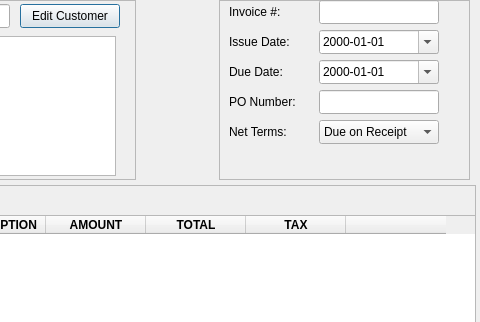
This is Qt Invoicing App/OSI-Invoicing/addinvoicedialog.ui in RyanPowellBeard/Portfolio as Qt 5 draws it before an edit; both pictures show x 255 to 735 and y 0 to 322 of the 735 by 495 pixel window. The edited form follows.
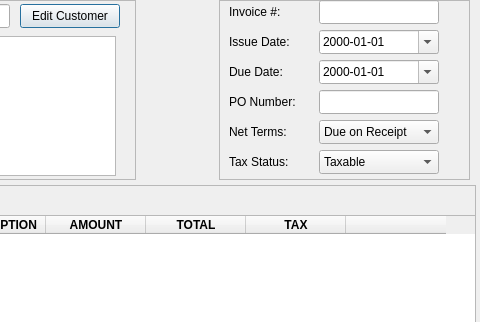
This is the edited form.

The edit to the form file:
```diff
--- a/Qt Invoicing App/OSI-Invoicing/addinvoicedialog.ui
+++ b/Qt Invoicing App/OSI-Invoicing/addinvoicedialog.ui
@@ -269,6 +269,42 @@
      </property>
     </item>
    </widget>
+   <widget class="QLabel" name="TaxStatus_Label">
+    <property name="geometry">
+     <rect>
+      <x>10</x>
+      <y>154</y>
+      <width>90</width>
+      <height>16</height>
+     </rect>
+    </property>
+    <property name="text">
+     <string>Tax Status:</string>
+    </property>
+    <property name="buddy">
+     <cstring>TaxStatus_ComboBox</cstring>
+    </property>
+   </widget>
+   <widget class="QComboBox" name="TaxStatus_ComboBox">
+    <property name="geometry">
+     <rect>
+      <x>100</x>
+      <y>150</y>
+      <width>120</width>
+      <height>24</height>
+     </rect>
+    </property>
+    <item>
+     <property name="text">
+      <string>Taxable</string>
+     </property>
+    </item>
+    <item>
+     <property name="text">
+      <string>Tax Exempt</string>
+     </property>
+    </item>
+   </widget>
   </widget>
   <widget class="QFrame" name="Items_Frame">
    <property name="geometry">
```
